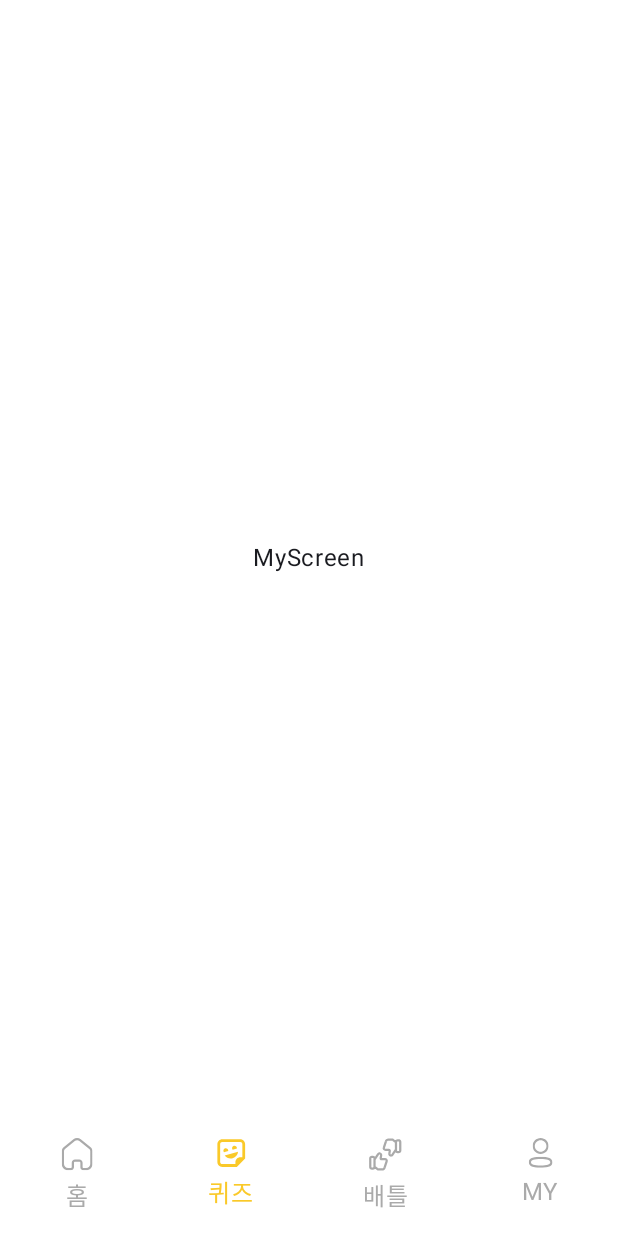
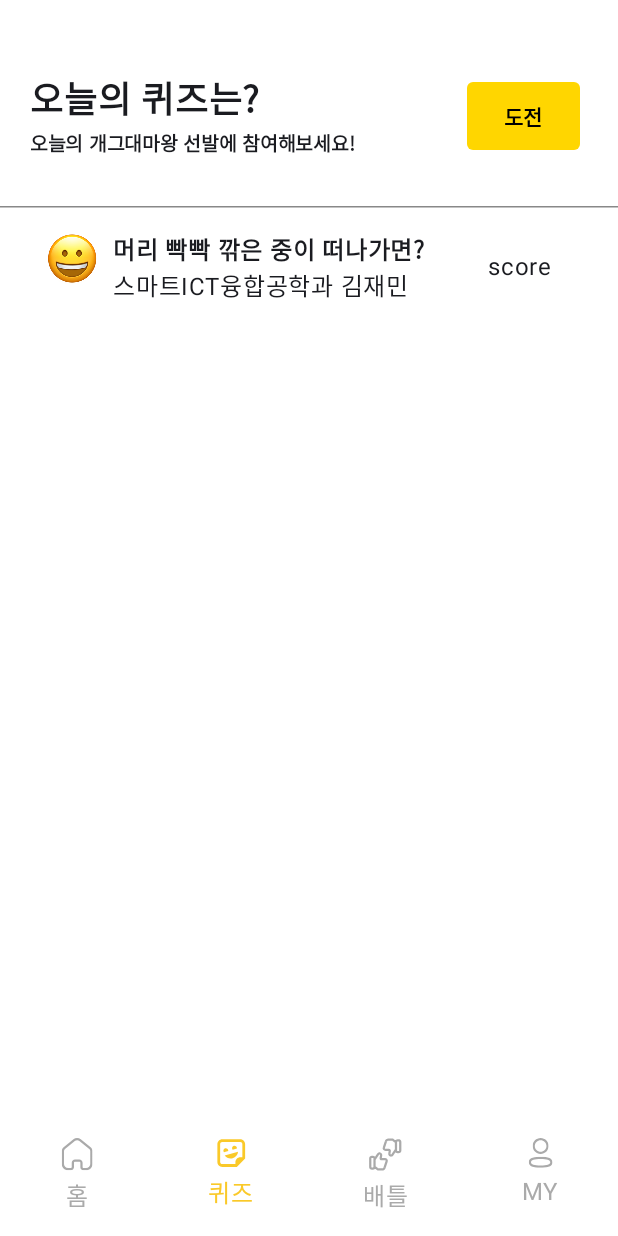
Before and after one commit to joKU-battle/joKU-battle_ANDROID, an Android app built with Jetpack Compose: the QuizScreen screen opened through its navigation route, on a phone screen of 412 x 824 dp. Run offline under Robolectric (Android 15) with nearby library versions, the phone set to English and light mode, and no system bars.

Commit message:
quiz 화면 구성 완료

```diff
--- a/app/src/main/java/com/example/joku_battle/presentation/home/LeaderboardItem.kt
+++ b/app/src/main/java/com/example/joku_battle/presentation/home/LeaderboardItem.kt
@@ -2,6 +2,7 @@ package com.example.joku_battle.presentation.home
 
 import android.app.Person
 import androidx.compose.foundation.Image
+import androidx.compose.foundation.layout.Arrangement
 import androidx.compose.foundation.layout.Column
 import androidx.compose.foundation.layout.Row
 import androidx.compose.foundation.layout.Spacer
@@ -26,17 +27,25 @@ import com.example.joku_battle.R
 import com.example.joku_battle.data.PersonalInfo
 
 @Composable
-fun LeaderBoardItem(personalInfo : PersonalInfo) {
+fun LeaderBoardItem(personalInfo: PersonalInfo) {
     HorizontalDivider(
         modifier = Modifier
             .fillMaxWidth(),
         thickness = 1.dp,
         color = Color.Gray
     )
-    Card(modifier = Modifier.fillMaxWidth(),
+    Card(
+        modifier = Modifier.fillMaxWidth(),
         colors = CardDefaults.cardColors(containerColor = Color.White)
     ) {
-        Row(modifier = Modifier.fillMaxWidth().padding(horizontal = 20.dp, vertical = 15.dp), verticalAlignment = Alignment.CenterVertically) {
+        Row(
+            modifier = Modifier
+                .fillMaxWidth()
+                .padding(horizontal = 20.dp, vertical = 15.dp),
+            verticalAlignment = Alignment.CenterVertically,
+            horizontalArrangement = Arrangement.SpaceBetween
+        ) {
+            Row {
                 when (personalInfo.rank) {
                     1 -> {
                         Image(
@@ -44,12 +53,14 @@ fun LeaderBoardItem(personalInfo : PersonalInfo) {
                             contentDescription = "1st_place"
                         )
                     }
+
                     2 -> {
                         Image(
                             painter = painterResource(id = R.drawable.ic_2nd_place),
                             contentDescription = "2nd_place"
                         )
                     }
+
                     3 -> {
                         Image(
                             //icon 크기가 38*38인데 이후에 수정 필요
@@ -57,6 +68,7 @@ fun LeaderBoardItem(personalInfo : PersonalInfo) {
                             contentDescription = "3rd_place"
                         )
                     }
+
                     else -> {
                         Spacer(modifier = Modifier.size(30.dp))
                     }
@@ -70,8 +82,10 @@ fun LeaderBoardItem(personalInfo : PersonalInfo) {
                     Text(text = personalInfo.name, fontWeight = FontWeight.Bold)
                     Text(text = personalInfo.department)
                 }
+
+            }
             //점수
-            Text(modifier = Modifier.padding(start = 20.dp), text = personalInfo.score.toString())
+            Text(modifier = Modifier.padding(end = 24.dp), text = personalInfo.score.toString())
 
         }
 
@@ -83,11 +97,11 @@ fun LeaderBoardItem(personalInfo : PersonalInfo) {
 @Preview
 @Composable
 private fun LeaderBoardItemPreview() {
-    val firstPlace = PersonalInfo("John Doe","건국대학교 컴퓨터 공학부",1,100)
-    val secondPlace = PersonalInfo("John Doe","건국대학교 컴퓨터 공학부",2,90)
-    val thirdPlace = PersonalInfo("John Doe","건국대학교 컴퓨터 공학부",3,80)
-    val notInPodium = PersonalInfo("John Doe","건국대학교 컴퓨터 공학부",4,70)
-    Column(){
+    val firstPlace = PersonalInfo("John Doe", "건국대학교 컴퓨터 공학부", 1, 100)
+    val secondPlace = PersonalInfo("John Doe", "건국대학교 컴퓨터 공학부", 2, 90)
+    val thirdPlace = PersonalInfo("John Doe", "건국대학교 컴퓨터 공학부", 3, 80)
+    val notInPodium = PersonalInfo("John Doe", "건국대학교 컴퓨터 공학부", 4, 70)
+    Column() {
         LeaderBoardItem(firstPlace)
         LeaderBoardItem(secondPlace)
         LeaderBoardItem(thirdPlace)
--- a/app/src/main/java/com/example/joku_battle/presentation/model/QuizChallegeDetail.kt
+++ b/app/src/main/java/com/example/joku_battle/presentation/model/QuizChallengeDetail.kt
@@ -1,6 +1,6 @@
 package com.example.joku_battle.presentation.model
 
-data class QuizChallegeDetail(
+data class QuizChallengeDetail(
     val title: String,
     val department: String,
     val userName: String,
--- a/app/src/main/java/com/example/joku_battle/presentation/quiz/QuizChallengeScreen.kt
+++ b/app/src/main/java/com/example/joku_battle/presentation/quiz/QuizChallengeScreen.kt
@@ -30,10 +30,10 @@ import com.example.joku_battle.presentation.component.GrayTextField
 @Composable
 fun QuizChallengeScreen(modifier: Modifier = Modifier) {
     val viewModel: QuizChallengeViewModel = viewModel()
-    val challngeData by viewModel.quizChallegeDetail.collectAsStateWithLifecycle()
+    val challngeData by viewModel.quizChallengeDetail.collectAsStateWithLifecycle()
 
     var answer by remember { mutableStateOf("") }
-    var isButtonEnabled = answer.isNotBlank()
+    val isButtonEnabled = answer.isNotBlank()
 
     Scaffold(
         bottomBar = {
--- a/app/src/main/java/com/example/joku_battle/presentation/quiz/QuizChallengeViewModel.kt
+++ b/app/src/main/java/com/example/joku_battle/presentation/quiz/QuizChallengeViewModel.kt
@@ -1,21 +1,21 @@
 package com.example.joku_battle.presentation.quiz
 
 import androidx.lifecycle.ViewModel
-import com.example.joku_battle.presentation.model.QuizChallegeDetail
+import com.example.joku_battle.presentation.model.QuizChallengeDetail
 import kotlinx.coroutines.flow.MutableStateFlow
 import kotlinx.coroutines.flow.StateFlow
 import kotlinx.coroutines.flow.asStateFlow
 
 class QuizChallengeViewModel : ViewModel() {
-    private val _quizChallengeDetail = MutableStateFlow<QuizChallegeDetail?>(null)
-    val quizChallegeDetail: StateFlow<QuizChallegeDetail?> = _quizChallengeDetail.asStateFlow()
+    private val _quizChallengeDetail = MutableStateFlow<QuizChallengeDetail?>(null)
+    val quizChallengeDetail: StateFlow<QuizChallengeDetail?> = _quizChallengeDetail.asStateFlow()
 
     init {
         loadQuizChallengeDetail()
     }
 
     private fun loadQuizChallengeDetail() {
-        _quizChallengeDetail.value = QuizChallegeDetail(
+        _quizChallengeDetail.value = QuizChallengeDetail(
             title = "머리 빡빡 깎은 중이 떠나가면?",
             department = "스마트ICT융합공학과",
             userName = "김재민",
--- /dev/null
+++ b/app/src/main/java/com/example/joku_battle/presentation/quiz/QuizItem.kt
@@ -0,0 +1,75 @@
+package com.example.joku_battle.presentation.quiz
+
+import androidx.compose.foundation.Image
+import androidx.compose.foundation.layout.Arrangement
+import androidx.compose.foundation.layout.Column
+import androidx.compose.foundation.layout.Row
+import androidx.compose.foundation.layout.Spacer
+import androidx.compose.foundation.layout.fillMaxWidth
+import androidx.compose.foundation.layout.padding
+import androidx.compose.foundation.layout.size
+import androidx.compose.material3.Card
+import androidx.compose.material3.CardDefaults
+import androidx.compose.material3.HorizontalDivider
+import androidx.compose.material3.Text
+import androidx.compose.runtime.Composable
+import androidx.compose.ui.Alignment
+import androidx.compose.ui.Modifier
+import androidx.compose.ui.graphics.Color
+import androidx.compose.ui.res.painterResource
+import androidx.compose.ui.text.font.FontWeight
+import androidx.compose.ui.tooling.preview.Preview
+import androidx.compose.ui.unit.dp
+import com.example.joku_battle.R
+import com.example.joku_battle.presentation.model.QuizChallengeDetail
+
+@Composable
+fun QuizItem(quizInfo: QuizChallengeDetail) {
+    HorizontalDivider(
+        modifier = Modifier
+            .fillMaxWidth(),
+        thickness = 1.dp,
+        color = Color.Gray
+    )
+    Card(
+        modifier = Modifier.fillMaxWidth(),
+        colors = CardDefaults.cardColors(containerColor = Color.White)
+    ) {
+        Row(
+            modifier = Modifier
+                .fillMaxWidth()
+                .padding(horizontal = 20.dp, vertical = 15.dp),
+            verticalAlignment = Alignment.CenterVertically,
+            horizontalArrangement = Arrangement.SpaceBetween
+        ) {
+            Row{
+                Image(
+                    modifier = Modifier
+                        .padding(start = 10.dp)
+                        .size(35.dp),
+                    painter = painterResource(id = R.drawable.img_quiz_emoji),
+                    contentDescription = "leaderboard_profile"
+                )
+                Column(modifier = Modifier.padding(start = 10.dp)) {
+                    Text(text = quizInfo.title, fontWeight = FontWeight.Bold)
+                    Text(text = quizInfo.department + " " + quizInfo.userName)
+                }
+            }
+            //끝에 위치할 text
+            Text(
+                modifier = Modifier
+                    .padding(end = 24.dp),
+                text = "score"
+            )
+
+        }
+
+    }
+}
+
+@Preview
+@Composable
+fun QuizItemPreview() {
+    val quizInfo = QuizChallengeDetail("title", "department", "userName", 1, 1, 1, 38)
+    QuizItem(quizInfo)
+}
--- /dev/null
+++ b/app/src/main/java/com/example/joku_battle/presentation/quiz/QuizListViewModel.kt
@@ -0,0 +1,30 @@
+package com.example.joku_battle.presentation.quiz
+
+import androidx.lifecycle.ViewModel
+import com.example.joku_battle.presentation.model.QuizChallengeDetail
+import kotlinx.coroutines.flow.MutableStateFlow
+import kotlinx.coroutines.flow.StateFlow
+import kotlinx.coroutines.flow.asStateFlow
+
+class QuizListViewModel : ViewModel() {
+    private val _quizList = MutableStateFlow<List<QuizChallengeDetail>>(emptyList())
+    val quizList: StateFlow<List<QuizChallengeDetail>> = _quizList
+
+    init {
+        loadQuizChallengeDetail()
+    }
+
+    private fun loadQuizChallengeDetail() {
+        _quizList.value = listOf(
+            QuizChallengeDetail(
+                title = "머리 빡빡 깎은 중이 떠나가면?",
+                department = "스마트ICT융합공학과",
+                userName = "김재민",
+                ranking = 1,
+                rightCount = 24,
+                wrongCount = 38,
+                recommendCount = 39
+            )
+        )
+    }
+}
--- a/app/src/main/java/com/example/joku_battle/presentation/quiz/QuizScreen.kt
+++ b/app/src/main/java/com/example/joku_battle/presentation/quiz/QuizScreen.kt
@@ -1,36 +1,100 @@
 package com.example.joku_battle.presentation.quiz
 
-import androidx.compose.foundation.clickable
 import androidx.compose.foundation.layout.Arrangement
+import androidx.compose.foundation.layout.Box
 import androidx.compose.foundation.layout.Column
+import androidx.compose.foundation.layout.Row
 import androidx.compose.foundation.layout.fillMaxSize
+import androidx.compose.foundation.layout.fillMaxWidth
+import androidx.compose.foundation.layout.height
+import androidx.compose.foundation.layout.padding
+import androidx.compose.foundation.layout.width
+import androidx.compose.foundation.lazy.LazyColumn
+import androidx.compose.foundation.lazy.items
+import androidx.compose.foundation.shape.RoundedCornerShape
+import androidx.compose.material3.Button
+import androidx.compose.material3.ButtonDefaults
 import androidx.compose.material3.Text
 import androidx.compose.runtime.Composable
+import androidx.compose.runtime.getValue
 import androidx.compose.ui.Alignment
 import androidx.compose.ui.Modifier
+import androidx.compose.ui.graphics.Color
+import androidx.compose.ui.text.font.FontWeight
 import androidx.compose.ui.tooling.preview.Preview
-import androidx.navigation.NavController
+import androidx.compose.ui.unit.dp
+import androidx.compose.ui.unit.sp
+import androidx.lifecycle.compose.collectAsStateWithLifecycle
+import androidx.lifecycle.viewmodel.compose.viewModel
+import androidx.navigation.compose.rememberNavController
 import com.example.joku_battle.presentation.navigation.Route
 
 @Composable
 fun QuizScreen(
     ToQuizChallenge: () -> Unit
 ) {
-    Column(
-        modifier = Modifier.fillMaxSize(),
-        horizontalAlignment = Alignment.CenterHorizontally,
-        verticalArrangement = Arrangement.Center
+    val viewModel: QuizListViewModel = viewModel()
+    val quizList by viewModel.quizList.collectAsStateWithLifecycle()
+
+    Box(
+        modifier = Modifier.fillMaxSize()
     ) {
-        Text(
-            text = "MyScreen",
-            modifier = Modifier.clickable {
-                ToQuizChallenge()
+        Column(
+            modifier = Modifier
+                .fillMaxWidth()
+                .align(Alignment.TopCenter)
+        ) {
+            Row(
+                modifier = Modifier
+                    .fillMaxWidth()
+                    .padding(start = 20.dp, end = 25.dp, top = 47.dp),
+                verticalAlignment = Alignment.CenterVertically,
+                horizontalArrangement = Arrangement.SpaceBetween
+            ) {
+                Column() {
+                    Text(
+                        text = "오늘의 퀴즈는?",
+                        fontSize = 24.sp,
+                        fontWeight = FontWeight.Bold
+                    )
+                    Text(
+                        text = "오늘의 개그대마왕 선발에 참여해보세요!",
+                        fontSize = 13.sp,
+                        fontWeight = FontWeight.Bold
+                    )
+                }
+
+                Button(
+                    onClick = { },
+                    shape = RoundedCornerShape(4.dp),
+                    colors = ButtonDefaults.buttonColors(
+                        containerColor = Color(0xFFFFD600),
+                        contentColor = Color.Black
+                    ),
+                    modifier = Modifier
+                        .width(75.dp)
+                        .height(45.dp)
+                ) {
+                    Text(text = "도전", fontSize = 14.sp, fontWeight = FontWeight.Bold)
+                }
             }
-        )
+
+            LazyColumn(
+                modifier = Modifier
+                    .fillMaxWidth()
+                    .padding(top = 30.dp)
+            ) {
+                items(quizList){ quizInfo ->
+                    QuizItem(quizInfo)
+                }
+            }
+        }
     }
 }
 
 @Composable
 @Preview(showBackground = true)
 private fun QuizScreenPreview() {
+    val navController = rememberNavController()
+    QuizScreen({ navController.navigate(Route.QuizChallenge) })
 }
```
Also changed, not shown: app/src/main/res/drawable/img_quiz_emoji.png (added). Lines whose indentation alone changed are shown as unchanged.
